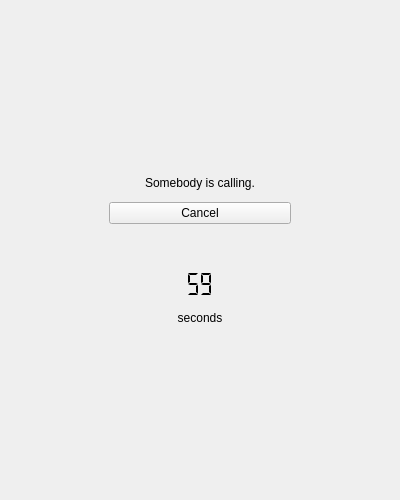
Old version of the form ui/outgoingcallwidget.ui in the repository ultravideo/uvgComm.
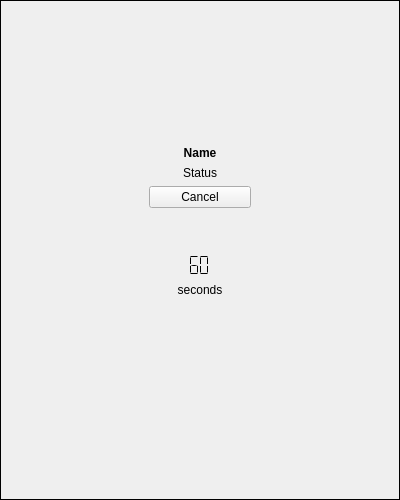
New version of the form.

Commit message: The countdown clock for outgoing calls works now. Started using two pointers to keep track of in/out widgets in CallInfo for easier management.

What changed in the file:
```diff
--- a/ui/outgoingcallwidget.ui
+++ b/ui/outgoingcallwidget.ui
@@ -13,6 +13,12 @@
   <property name="windowTitle">
    <string>Frame</string>
   </property>
+  <property name="frameShape">
+   <enum>QFrame::Panel</enum>
+  </property>
+  <property name="frameShadow">
+   <enum>QFrame::Plain</enum>
+  </property>
   <layout class="QGridLayout" name="gridLayout">
    <item row="1" column="2">
     <spacer name="horizontalSpacer">
@@ -57,12 +63,22 @@
     <widget class="QWidget" name="widget" native="true">
      <property name="minimumSize">
       <size>
-       <width>200</width>
-       <height>180</height>
+       <width>120</width>
+       <height>60</height>
       </size>
      </property>
      <layout class="QGridLayout" name="gridLayout_2">
-      <item row="4" column="0" colspan="2">
+      <item row="1" column="0" colspan="2">
+       <widget class="QLabel" name="StatusLabel">
+        <property name="text">
+         <string>Status</string>
+        </property>
+        <property name="alignment">
+         <set>Qt::AlignCenter</set>
+        </property>
+       </widget>
+      </item>
+      <item row="5" column="0" colspan="2">
        <widget class="QLabel" name="label">
         <property name="text">
          <string>seconds</string>
@@ -72,15 +88,15 @@
         </property>
        </widget>
       </item>
-      <item row="1" column="0" colspan="2">
+      <item row="2" column="0" colspan="2">
        <widget class="QPushButton" name="cancelCall">
         <property name="text">
          <string>Cancel</string>
         </property>
        </widget>
       </item>
-      <item row="3" column="0" colspan="2">
-       <widget class="QLCDNumber" name="lcdNumber">
+      <item row="4" column="0" colspan="2">
+       <widget class="QLCDNumber" name="timeout">
         <property name="lineWidth">
          <number>0</number>
         </property>
@@ -91,21 +107,30 @@
          <enum>QLCDNumber::Flat</enum>
         </property>
         <property name="value" stdset="0">
-         <double>59.000000000000000</double>
+         <double>60.000000000000000</double>
+        </property>
+        <property name="intValue" stdset="0">
+         <number>60</number>
         </property>
        </widget>
       </item>
       <item row="0" column="0" colspan="2">
-       <widget class="QLabel" name="CallingLabel">
+       <widget class="QLabel" name="NameLabel">
+        <property name="font">
+         <font>
+          <weight>75</weight>
+          <bold>true</bold>
+         </font>
+        </property>
         <property name="text">
-         <string>Somebody is calling.</string>
+         <string>Name</string>
         </property>
         <property name="alignment">
          <set>Qt::AlignCenter</set>
         </property>
        </widget>
       </item>
-      <item row="2" column="0" colspan="2">
+      <item row="3" column="0" colspan="2">
        <spacer name="verticalSpacer_3">
         <property name="orientation">
          <enum>Qt::Vertical</enum>
@@ -121,6 +146,19 @@
         </property>
        </spacer>
       </item>
+      <item row="6" column="0" colspan="2">
+       <spacer name="verticalSpacer_4">
+        <property name="orientation">
+         <enum>Qt::Vertical</enum>
+        </property>
+        <property name="sizeHint" stdset="0">
+         <size>
+          <width>20</width>
+          <height>40</height>
+         </size>
+        </property>
+       </spacer>
+      </item>
      </layout>
     </widget>
    </item>
```
The commit also changes 3 other files.
